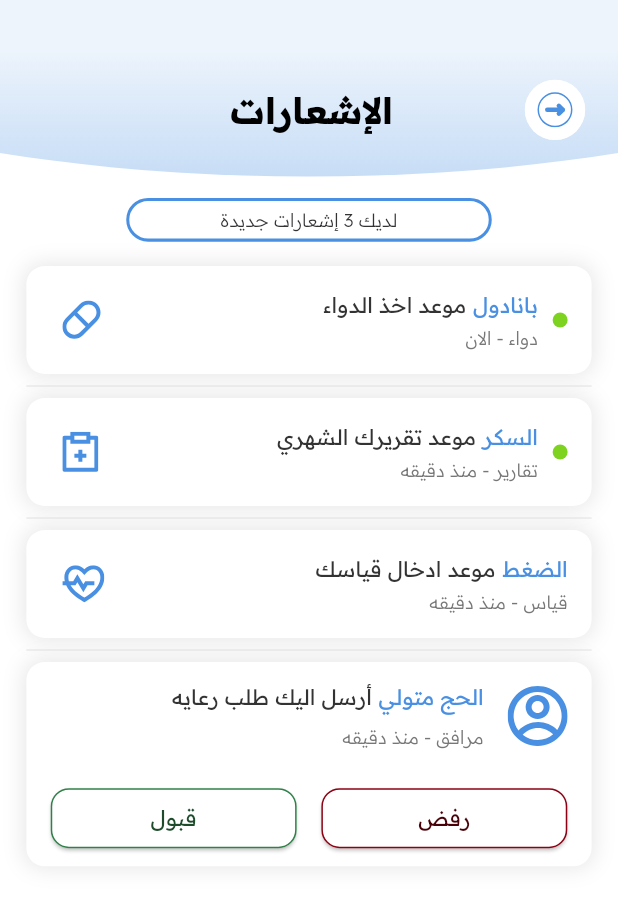
After one commit to islam0110023/raai, a Flutter app: the NotificationScreen screen opened by its route, on a phone screen of 412 x 824 dp. The commit adds this screen. Shown: the top 907 px of the screen. Run offline on Flutter 3.47's test engine with Material 3 defaults, Android fonts, the phone set to English and light mode, and no system bars; our stand-ins replace animated_text_kit, bloc, dartz, dio, easy_localization, flutter_bloc and 13 more; missing offline and left inert: iconify_flutter; accounts and stored records are empty.

Commit message:
Implement notification features, UI enhancements for input fields, and common swipe-to-delete functionality
- Create a comprehensive notification system including `NotificationScreen`, `CustomCardNotification`, and `CustomCardRequestNotification` for handling alerts and care requests
- Implement `SwipeToDeleteWrapper` using `Dismissible` to allow users to remove notifications with a swipe gesture
- Add several new SVG icons for notifications including `panadol_icon`, `blood_not_icon`, `report_icon`, `rubbish`, and `person_not`
- Update `AddReadsScreenBody` to include numeric keyboard types and digit-only formatters with length limits for sugar and blood pressure inputs
- Integrate notification screen routing and link it to the profile view's notification settings item
- Enhance `AppButton.outline` to support custom border widths and optional outline color logic
- Design `CustomUpperNotification` with a themed gradient header and back navigation for the notification feature
- Add localized Arabic text for notification statuses, types (medicine, reports, measurements), and care request actions (Accept/Reject)

```diff
--- a/lib/core/utils/app_icons.dart
+++ b/lib/core/utils/app_icons.dart
@@ -37,5 +37,13 @@ class AppIcons {
   static const validationCheck = 'assets/icons/validation_check.svg';
   static const errorCheck = 'assets/icons/error_check.svg';
   static const warningDesktop = 'assets/icons/warning_disktop.svg';
+  static const panadolIcon = 'assets/icons/panadol_icon.svg';
+  static const bloodNotIcon = 'assets/icons/blood_not_icon.svg';
+  static const reportIcon = 'assets/icons/report_icon.svg';
+  static const rubbish = 'assets/icons/rubbish.svg';
+  static const personNot = 'assets/icons/person_not.svg';
+
+
+
 
 }
--- a/lib/core/utils/routes.dart
+++ b/lib/core/utils/routes.dart
@@ -28,6 +28,7 @@ import 'package:raai/feature/models/presentation/manager/sugar_monthly/sugar_mon
 import 'package:raai/feature/models/presentation/view/select_models_screen.dart';
 import 'package:raai/feature/models/presentation/view/sugar_daily_model_screen.dart';
 import 'package:raai/feature/models/presentation/view/sugar_monthly_model_screen.dart';
+import 'package:raai/feature/notification/presentation/view/notification_screen.dart';
 import 'package:raai/feature/onboarding/presentation/view/on_boarding_screen.dart';
 import 'package:raai/feature/personal_info/presentation/manager/personal_cubit.dart';
 import 'package:raai/feature/personal_info/presentation/view/personal_info_screen.dart';
@@ -54,6 +55,8 @@ class AppRoutes {
   static const sugarMonthlyModel = '/sugar-monthly-model';
   static const sugarDailyModel = '/sugar-daily-model';
   static const camingSoon = '/coming-soon';
+  static const notificationScreen = '/notification-screen';
+
 
   static final route = GoRouter(
     navigatorKey: navigatorKey,
@@ -177,6 +180,10 @@ class AppRoutes {
         path: camingSoon,
         builder: (context, state) => const ComingSoon(),
       ),
+      GoRoute(
+        path: notificationScreen,
+        builder: (context, state) => const NotificationScreen(),
+      ),
     ],
   );
 }
--- a/lib/core/widget/app_button.dart
+++ b/lib/core/widget/app_button.dart
@@ -65,6 +65,8 @@ class AppButton extends StatelessWidget {
     double? width,
     Color? backgroundColor,
     double? radius = 45,
+    double? borderWidth,
+    bool isOutlineColor = true,
   }) {
     return AppButton(
       key: key,
@@ -72,13 +74,13 @@ class AppButton extends StatelessWidget {
       onPressed: onPressed,
       loading: loading,
       width: width,
-      isOutline: true,
+      isOutline:isOutlineColor? true:false,
       radius: radius!,
       style: OutlinedButton.styleFrom(
         backgroundColor: AppColor.white,
         foregroundColor: textColor,
         minimumSize: size,
-        side: BorderSide(color: borderColor, width: 3.r),
+        side: BorderSide(color: borderColor, width: borderWidth ?? 3.r),
         shape: RoundedRectangleBorder(
           borderRadius: BorderRadius.circular(radius.r),
         ),
--- /dev/null
+++ b/lib/core/widget/swipe_to_delete_wrapper.dart
@@ -0,0 +1,37 @@
+import 'package:flutter/material.dart';
+import 'package:flutter_screenutil/flutter_screenutil.dart';
+import 'package:flutter_svg/svg.dart';
+import 'package:raai/core/utils/app_color.dart';
+import 'package:raai/core/utils/app_icons.dart';
+
+class SwipeToDeleteWrapper extends StatelessWidget {
+  const SwipeToDeleteWrapper({
+    super.key,
+    required this.child,
+    required this.onDelete,
+  });
+  final Widget child;
+  final VoidCallback onDelete;
+
+  @override
+  Widget build(BuildContext context) {
+    return Dismissible(
+      key: UniqueKey(),
+      onDismissed: (direction) {
+        onDelete();
+      },
+      background: Container(color: Colors.transparent),
+      secondaryBackground: Container(
+        alignment: Alignment.centerLeft,
+        padding: REdgeInsets.symmetric(horizontal: 30),
+        decoration: BoxDecoration(
+          color: AppColor.redLightHover,
+          borderRadius: BorderRadius.circular(12.r),
+        ),
+        child: SvgPicture.asset(AppIcons.rubbish),
+      ),
+      direction: DismissDirection.endToStart,
+      child: child,
+    );
+  }
+}
--- a/lib/feature/add_reads/presentation/view/widget/add_reads_screen_body.dart
+++ b/lib/feature/add_reads/presentation/view/widget/add_reads_screen_body.dart
@@ -1,4 +1,5 @@
 import 'package:flutter/material.dart';
+import 'package:flutter/services.dart';
 import 'package:flutter_bloc/flutter_bloc.dart';
 import 'package:flutter_screenutil/flutter_screenutil.dart';
 import 'package:flutter_svg/flutter_svg.dart';
@@ -125,6 +126,11 @@ class AddReadsScreenBody extends StatelessWidget {
                     hint: 'قيمة السكر',
                     textAlign: TextAlign.center,
                     controller: controller.sugarController,
+                    keyboardType: TextInputType.number,
+                    inputFormatters: [
+                      FilteringTextInputFormatter.digitsOnly,
+                      LengthLimitingTextInputFormatter(3),
+                    ],
                     padding: REdgeInsets.symmetric(
                       vertical: 24,
                       horizontal: 16,
@@ -144,6 +150,11 @@ class AddReadsScreenBody extends StatelessWidget {
                     hint: 'الضغط الانبساطي',
                     textAlign: TextAlign.center,
                     controller: controller.diastolicController,
+                    keyboardType: TextInputType.number,
+                    inputFormatters: [
+                      FilteringTextInputFormatter.digitsOnly,
+                      LengthLimitingTextInputFormatter(3),
+                    ],
                     padding: REdgeInsets.symmetric(
                       vertical: 24,
                       horizontal: 12,
@@ -155,6 +166,11 @@ class AddReadsScreenBody extends StatelessWidget {
                   child: AppTextField(
                     hint: 'الضغط الانقباضي',
                     textAlign: TextAlign.center,
+                    keyboardType: TextInputType.number,
+                    inputFormatters: [
+                      FilteringTextInputFormatter.digitsOnly,
+                      LengthLimitingTextInputFormatter(3),
+                    ],
                     controller: controller.systolicController,
                     padding: REdgeInsets.symmetric(
                       vertical: 24,
--- /dev/null
+++ b/lib/feature/notification/presentation/view/notification_screen.dart
@@ -0,0 +1,13 @@
+import 'package:flutter/material.dart';
+import 'package:raai/feature/notification/presentation/view/widget/notification_screen_body.dart';
+
+class NotificationScreen extends StatelessWidget {
+  const NotificationScreen({super.key});
+
+  @override
+  Widget build(BuildContext context) {
+    return const Scaffold(
+      body: NotificationScreenBody(),
+    );
+  }
+}
--- /dev/null
+++ b/lib/feature/notification/presentation/view/widget/custom_card_notification.dart
@@ -0,0 +1,85 @@
+import 'package:flutter/material.dart';
+import 'package:flutter_screenutil/flutter_screenutil.dart';
+import 'package:flutter_svg/flutter_svg.dart';
+import 'package:raai/core/utils/app_color.dart';
+import 'package:raai/core/utils/styling.dart';
+
+class CustomCardNotification extends StatelessWidget {
+  const CustomCardNotification({
+    super.key,
+    this.isRead = false,
+    required this.icon,
+    required this.title1,
+    required this.title2,
+    required this.subtitle,
+    required this.date,
+  });
+  final bool isRead;
+  final String icon;
+  final String title1;
+  final String title2;
+  final String subtitle;
+  final String date;
+
+  @override
+  Widget build(BuildContext context) {
+    return Container(
+      decoration: BoxDecoration(
+        color: Colors.white,
+        borderRadius: BorderRadius.circular(12.r),
+        boxShadow: const [
+          BoxShadow(
+            color: AppColor.shadowColor,
+            offset: Offset(0, 0),
+            blurRadius: 12,
+            spreadRadius: 1,
+          ),
+        ],
+      ),
+      child: ListTile(
+        leading: isRead
+            ? null
+            : const CircleAvatar(
+                radius: 5,
+                backgroundColor: AppColor.secondaryNormal,
+              ),
+        title: Padding(
+          padding: REdgeInsets.only(bottom: 5),
+          child: RichText(
+            text: TextSpan(
+              children: [
+                TextSpan(
+                  text: title1,
+                  style: AppTextStyles.s14.w400.primaryNormal,
+                ),
+                const TextSpan(text: ' '),
+                TextSpan(
+                  text: title2,
+                  style: AppTextStyles.s14.w400.textNormal,
+                ),
+              ],
+            ),
+          ),
+        ),
+        subtitle: RichText(
+          text: TextSpan(
+            children: [
+              TextSpan(
+                text: subtitle,
+                style: AppTextStyles.s12.w300.subTextNormal,
+              ),
+              TextSpan(
+                text: ' - ',
+                style: AppTextStyles.s12.w300.subTextNormal,
+              ),
+              TextSpan(text: date, style: AppTextStyles.s12.w300.subTextNormal),
+            ],
+          ),
+        ),
+        horizontalTitleGap: 0,
+        minLeadingWidth: 18.w,
+        trailing: SvgPicture.asset(icon),
+      ),
+    );
+  }
+}
--- /dev/null
+++ b/lib/feature/notification/presentation/view/widget/custom_card_request_notification.dart
@@ -0,0 +1,121 @@
+import 'package:flutter/material.dart';
+import 'package:flutter_screenutil/flutter_screenutil.dart';
+import 'package:flutter_svg/flutter_svg.dart';
+import 'package:raai/core/utils/app_color.dart';
+import 'package:raai/core/utils/app_icons.dart';
+import 'package:raai/core/utils/styling.dart';
+import 'package:raai/core/widget/app_button.dart';
+
+class CustomCardRequestNotification extends StatelessWidget {
+  const CustomCardRequestNotification({
+    super.key,
+    required this.title1,
+    required this.title2,
+    required this.subtitle,
+    required this.date,
+    this.onReject,
+    this.onAccept,
+  });
+  final String title1;
+  final String title2;
+  final String subtitle;
+  final String date;
+  final VoidCallback? onReject;
+  final VoidCallback? onAccept;
+
+  @override
+  Widget build(BuildContext context) {
+    return Container(
+      decoration: BoxDecoration(
+        color: Colors.white,
+        borderRadius: BorderRadius.circular(12.r),
+        boxShadow: const [
+          BoxShadow(
+            color: AppColor.shadowColor,
+            offset: Offset(0, 0),
+            blurRadius: 12,
+            spreadRadius: 1,
+          ),
+        ],
+      ),
+      child: Column(
+        mainAxisSize: MainAxisSize.min,
+        children: [
+          ListTile(
+            leading: SvgPicture.asset(AppIcons.personNot),
+            title: Padding(
+              padding: REdgeInsets.only(bottom: 10),
+              child: RichText(
+                text: TextSpan(
+                  children: [
+                    TextSpan(
+                      text: title1,
+                      style: AppTextStyles.s14.w400.primaryNormal,
+                    ),
+                    const TextSpan(text: ' '),
+                    TextSpan(
+                      text: title2,
+                      style: AppTextStyles.s14.w400.textNormal,
+                    ),
+                  ],
+                ),
+              ),
+            ),
+            subtitle: RichText(
+              text: TextSpan(
+                children: [
+                  TextSpan(
+                    text: subtitle,
+                    style: AppTextStyles.s12.w300.subTextNormal,
+                  ),
+                  TextSpan(
+                    text: ' - ',
+                    style: AppTextStyles.s12.w300.subTextNormal,
+                  ),
+                  TextSpan(
+                    text: date,
+                    style: AppTextStyles.s12.w300.subTextNormal,
+                  ),
+                ],
+              ),
+            ),
+          ),
+          Padding(
+            padding: REdgeInsets.symmetric(horizontal: 16, vertical: 8),
+            child: Row(
+              spacing: 15.w,
+              children: [
+                Expanded(
+                  child: AppButton.outline(
+                    text: 'رفض',
+                    onPressed: onReject,
+                    borderColor: AppColor.redDark,
+                    textStyle: AppTextStyles.s14.w400.redDarker,
+                    radius: 12,
+                    borderWidth: 1.r,
+                    isOutlineColor: false,
+                    textColor: AppColor.redNormalHover,
+                    padding: REdgeInsets.symmetric(vertical: 8),
+                  ),
+                ),
+                Expanded(
+                  child: AppButton.outline(
+                    text: 'قبول',
+                    onPressed: onAccept,
+                    borderColor: AppColor.greenDarkHover,
+                    textStyle: AppTextStyles.s14.w400.greenDarker,
+                    radius: 12,
+                    borderWidth: 1.r,
+                    isOutlineColor: false,
+                    textColor: AppColor.greenNormalHover,
+                    padding: REdgeInsets.symmetric(vertical: 8),
+                  ),
+                ),
+              ],
+            ),
+          ),
+        ],
+      ),
+    );
+  }
+}
--- /dev/null
+++ b/lib/feature/notification/presentation/view/widget/custom_upper_notification.dart
@@ -0,0 +1,52 @@
+import 'package:flutter/material.dart';
+import 'package:flutter_screenutil/flutter_screenutil.dart';
+import 'package:go_router/go_router.dart';
+import 'package:raai/core/utils/app_color.dart';
+import 'package:raai/core/utils/styling.dart';
+import 'package:raai/core/widget/app_button_back.dart';
+
+class CustomUpperNotification extends StatelessWidget {
+  const CustomUpperNotification({
+    super.key,
+  });
+
+  @override
+  Widget build(BuildContext context) {
+    return ClipRRect(
+      child: OverflowBox(
+        maxWidth: 900,
+        child: Container(
+          width: double.infinity,
+          height: 280.h,
+          transform: Matrix4.identity()..translate(0.0, -430.0.h),
+          decoration: const ShapeDecoration(
+            shape: OvalBorder(),
+            gradient: LinearGradient(
+              colors: [AppColor.primaryLightActive, AppColor.primaryLight],
+              begin: Alignment.bottomCenter,
+              end: Alignment.topCenter,
+              stops: [0, .3],
+            ),
+          ),
+          alignment: const Alignment(0, .8),
+          child: Row(
+            mainAxisSize: MainAxisSize.min,
+            children: [
+              AppButtonBack(
+                isLabel: false,
+                isAuth: true,
+                onPressed: () {
+                  context.pop();
+                },
+              ),
+              const RSizedBox(width: 80),
+
+              Text('الإشعارات', style: AppTextStyles.s24.w700.black),
+              const RSizedBox(width: 120),
+            ],
+          ),
+        ),
+      ),
+    );
+  }
+}
--- /dev/null
+++ b/lib/feature/notification/presentation/view/widget/notification_screen_body.dart
@@ -0,0 +1,86 @@
+import 'package:flutter/material.dart';
+import 'package:flutter_screenutil/flutter_screenutil.dart';
+import 'package:raai/core/utils/app_color.dart';
+import 'package:raai/core/utils/app_icons.dart';
+import 'package:raai/core/utils/styling.dart';
+import 'package:raai/core/widget/swipe_to_delete_wrapper.dart';
+import 'package:raai/feature/notification/presentation/view/widget/custom_card_notification.dart';
+import 'package:raai/feature/notification/presentation/view/widget/custom_card_request_notification.dart';
+import 'package:raai/feature/notification/presentation/view/widget/custom_upper_notification.dart';
+
+class NotificationScreenBody extends StatelessWidget {
+  const NotificationScreenBody({super.key});
+
+  @override
+  Widget build(BuildContext context) {
+    return Stack(
+      children: [
+        const CustomUpperNotification(),
+        Positioned(
+          top: 130.h,
+          left: 16.w,
+          right: 16.w,
+          child: Column(
+            children: [
+              Container(
+                padding: REdgeInsets.symmetric(horizontal: 60, vertical: 4),
+                decoration: BoxDecoration(
+                  color: Colors.white,
+                  borderRadius: BorderRadius.circular(16.r),
+                  border: Border.all(color: AppColor.primaryNormal, width: 2.r),
+                ),
+                child: Text(
+                  'لديك 3 إشعارات جديدة',
+                  style: AppTextStyles.s12.w300.textNormal,
+                ),
+              ),
+              const RSizedBox(height: 16),
+              SwipeToDeleteWrapper(
+                onDelete: () {},
+                child: const CustomCardNotification(
+                  icon: AppIcons.panadolIcon,
+                  title1: 'بانادول',
+                  title2: 'موعد اخذ الدواء',
+                  subtitle: 'دواء',
+                  date: 'الان',
+                ),
+              ),
+              const Divider(height: 16, color: AppColor.textLight),
+              SwipeToDeleteWrapper(
+                onDelete: () {},
+                child: const CustomCardNotification(
+                  icon: AppIcons.reportIcon,
+                  title1: 'السكر',
+                  title2: 'موعد تقريرك الشهري',
+                  subtitle: 'تقارير',
+                  date: 'منذ دقيقه',
+                ),
+              ),
+              const Divider(height: 16, color: AppColor.textLight),
+              SwipeToDeleteWrapper(
+                onDelete: () {},
+                child: const CustomCardNotification(
+                  icon: AppIcons.bloodNotIcon,
+                  title1: 'الضغط',
+                  title2: 'موعد ادخال قياسك',
+                  subtitle: 'قياس',
+                  date: 'منذ دقيقه',
+                  isRead: true,
+                ),
+              ),
+              const Divider(height: 16, color: AppColor.textLight),
+              CustomCardRequestNotification(
+                title1: 'الحج متولي',
+                title2: 'أرسل اليك طلب رعايه',
+                subtitle: 'مرافق',
+                date: 'منذ دقيقه',
+                onAccept: () {},
+                onReject: () {},
+              ),
+            ],
+          ),
+        ),
+      ],
+    );
+  }
+}
--- a/lib/feature/profile/presentation/view/widget/profile_view_body.dart
+++ b/lib/feature/profile/presentation/view/widget/profile_view_body.dart
@@ -40,6 +40,9 @@ class ProfileViewBody extends StatelessWidget {
               ItemsProfileModel(
                 icon: AppIcons.notification,
                 title: 'الاشعارات و التنبيهات',
+                onTap: () {
+                  context.push(AppRoutes.notificationScreen);
+                },
               ),
               ItemsProfileModel(icon: AppIcons.mail, title: 'اللغه و التفاعل'),
               ItemsProfileModel(
```
Also changed, not shown: assets/icons/blood_not_icon.svg (added), assets/icons/panadol_icon.svg (added), assets/icons/person_not.svg (added), assets/icons/report_icon.svg (added), assets/icons/rubbish.svg (added).
